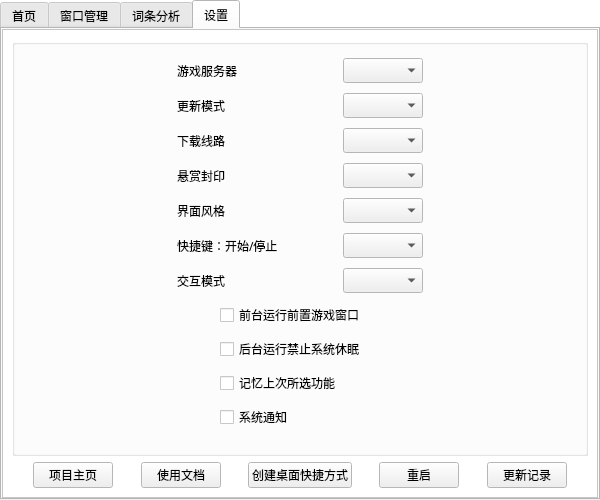
This is src/ui/mainui.ui in AquamarineCyan/OnmyojiDesktopAssistant as Qt 5 draws it before an edit. The edited form follows.
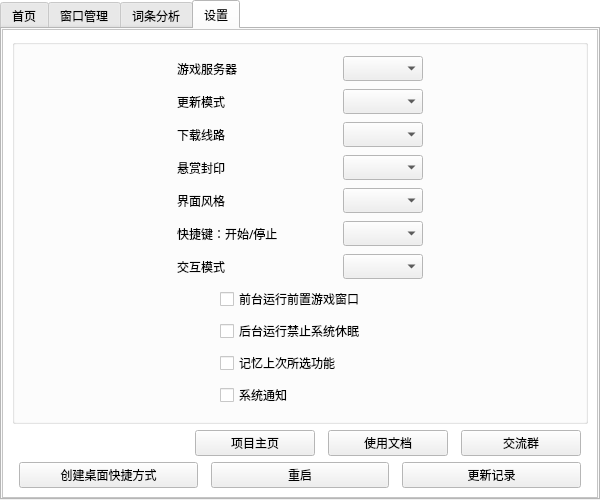
This is the edited form. The open tabs and pages were chosen to show the change.

Commit message: :sparkles: 新增交流群链接及按钮

```diff
--- a/src/ui/mainui.ui
+++ b/src/ui/mainui.ui
@@ -963,11 +963,11 @@
             <rect>
              <x>0</x>
              <y>0</y>
-             <width>592</width>
-             <height>473</height>
+             <width>590</width>
+             <height>471</height>
             </rect>
            </property>
-           <layout class="QVBoxLayout" name="verticalLayout_setting" stretch="1,0">
+           <layout class="QVBoxLayout" name="verticalLayout_setting" stretch="1,0,0">
             <item>
              <widget class="QGroupBox" name="groupBox_config">
               <layout class="QVBoxLayout">
@@ -1609,7 +1609,7 @@
              </widget>
             </item>
             <item>
-             <layout class="QHBoxLayout" name="horizontalLayout_restart_update_record" stretch="0,0,0,0,0,0,0,0,0,0,0">
+             <layout class="QHBoxLayout" name="horizontalLayout_about1">
               <item>
                <spacer name="horizontalSpacer_other_1">
                 <property name="orientation">
@@ -1617,14 +1617,20 @@
                 </property>
                 <property name="sizeHint" stdset="0">
                  <size>
-                  <width>40</width>
-                  <height>20</height>
+                  <width>0</width>
+                  <height>0</height>
                  </size>
                 </property>
                </spacer>
               </item>
               <item>
-               <widget class="QPushButton" name="pushButton_homepage">
+               <widget class="QPushButton" name="button_about_homePage">
+                <property name="minimumSize">
+                 <size>
+                  <width>120</width>
+                  <height>25</height>
+                 </size>
+                </property>
                 <property name="text">
                  <string>项目主页</string>
                 </property>
@@ -1635,16 +1641,16 @@
                 <property name="orientation">
                  <enum>Qt::Orientation::Horizontal</enum>
                 </property>
-                <property name="sizeHint" stdset="0">
-                 <size>
-                  <width>40</width>
-                  <height>20</height>
-                 </size>
-                </property>
                </spacer>
               </item>
               <item>
-               <widget class="QPushButton" name="pushButton_helpdoc">
+               <widget class="QPushButton" name="button_about_helpDoc">
+                <property name="minimumSize">
+                 <size>
+                  <width>120</width>
+                  <height>25</height>
+                 </size>
+                </property>
                 <property name="text">
                  <string>使用文档</string>
                 </property>
@@ -1655,72 +1661,97 @@
                 <property name="orientation">
                  <enum>Qt::Orientation::Horizontal</enum>
                 </property>
-                <property name="sizeHint" stdset="0">
+               </spacer>
+              </item>
+              <item>
+               <widget class="QPushButton" name="button_about_Qgroup">
+                <property name="minimumSize">
                  <size>
-                  <width>40</width>
-                  <height>20</height>
+                  <width>120</width>
+                  <height>25</height>
                  </size>
                 </property>
+                <property name="text">
+                 <string>交流群</string>
+                </property>
+               </widget>
+              </item>
+              <item>
+               <spacer name="horizontalSpacer_about1_4">
+                <property name="orientation">
+                 <enum>Qt::Orientation::Horizontal</enum>
+                </property>
                </spacer>
               </item>
+             </layout>
+              </item>
               <item>
-               <widget class="QPushButton" name="pushButton_shortcut">
+             <layout class="QHBoxLayout" name="horizontalLayout_about2">
+              <item>
+               <spacer name="horizontalSpacer_about2_1">
+                <property name="orientation">
+                 <enum>Qt::Orientation::Horizontal</enum>
+                </property>
+               </spacer>
+              </item>
+              <item>
+               <widget class="QPushButton" name="button_about_shortCut">
+                <property name="minimumSize">
+                 <size>
+                  <width>120</width>
+                  <height>25</height>
+                 </size>
+                </property>
                 <property name="text">
                  <string>创建桌面快捷方式</string>
                 </property>
                </widget>
               </item>
               <item>
-               <spacer name="horizontalSpacer_other_4">
+               <spacer name="horizontalSpacer_about2_2">
                 <property name="orientation">
                  <enum>Qt::Orientation::Horizontal</enum>
                 </property>
-                <property name="sizeHint" stdset="0">
-                 <size>
-                  <width>40</width>
-                  <height>20</height>
-                 </size>
-                </property>
                </spacer>
               </item>
               <item>
-               <widget class="QPushButton" name="button_restart">
+               <widget class="QPushButton" name="button_about_appRestart">
+                <property name="minimumSize">
+                 <size>
+                  <width>120</width>
+                  <height>25</height>
+                 </size>
+                </property>
                 <property name="text">
                  <string>重启</string>
                 </property>
                </widget>
               </item>
               <item>
-               <spacer name="horizontalSpacer_other_5">
+               <spacer name="horizontalSpacer_about2_3">
                 <property name="orientation">
                  <enum>Qt::Orientation::Horizontal</enum>
                 </property>
-                <property name="sizeHint" stdset="0">
-                 <size>
-                  <width>40</width>
-                  <height>20</height>
-                 </size>
-                </property>
                </spacer>
               </item>
               <item>
-               <widget class="QPushButton" name="button_update_record">
+               <widget class="QPushButton" name="button_about_updateRecord">
+                <property name="minimumSize">
+                 <size>
+                  <width>120</width>
+                  <height>25</height>
+                 </size>
+                </property>
                 <property name="text">
                  <string>更新记录</string>
                 </property>
                </widget>
               </item>
               <item>
-               <spacer name="horizontalSpacer_other_6">
+               <spacer name="horizontalSpacer_about2_4">
                 <property name="orientation">
                  <enum>Qt::Orientation::Horizontal</enum>
                 </property>
-                <property name="sizeHint" stdset="0">
-                 <size>
-                  <width>40</width>
-                  <height>20</height>
-                 </size>
-                </property>
                </spacer>
               </item>
              </layout>
```
Left out of the diff: 10 changed lines with no effect on the pictures. The commit also changes 5 other files.
